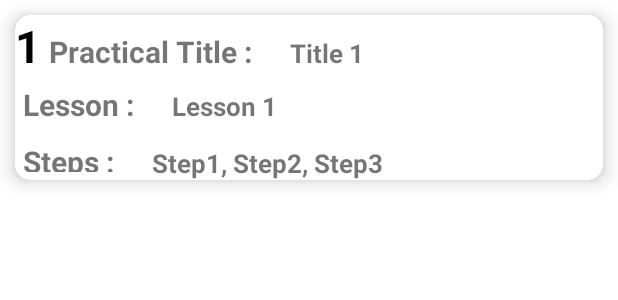
After one commit to pamudipunsala/PLab, an Android app: the layout my_row.xml on its own in the app's theme, with its tools: preview values and no code run, on a phone screen of 412 x 824 dp. The commit adds this screen. Shown: the top 300 px of the screen. Run offline under Robolectric (Android 15) with nearby library versions, the phone set to English and light mode, and no system bars.

Commit message:
View Practicals backend

```diff
--- a/app/src/main/res/layout/activity_add_practical.xml
+++ b/app/src/main/res/layout/activity_add_practical.xml
@@ -8,6 +8,7 @@
 
     <androidx.recyclerview.widget.RecyclerView
         android:id="@+id/recyclerView"
+        android:paddingTop="?attr/actionBarSize"
         android:layout_width="409dp"
         android:layout_height="729dp"
         app:layout_constraintBottom_toBottomOf="parent"
--- /dev/null
+++ b/app/src/main/res/layout/my_row.xml
@@ -0,0 +1,117 @@
+<?xml version="1.0" encoding="utf-8"?>
+<androidx.cardview.widget.CardView xmlns:android="http://schemas.android.com/apk/res/android"
+    android:layout_width="match_parent"
+    android:layout_height="110dp"
+    xmlns:app="http://schemas.android.com/apk/res-auto"
+    app:cardElevation="8dp"
+    app:cardCornerRadius="10dp"
+    android:padding="20dp"
+    android:layout_margin="10dp"
+    android:layout_marginTop="12dp"
+    >
+
+    <LinearLayout
+        android:layout_width="match_parent"
+        android:layout_height="wrap_content"
+        android:orientation="vertical"
+        android:id="@+id/mainLayout">
+
+        <LinearLayout
+            android:layout_width="match_parent"
+            android:layout_height="wrap_content"
+            android:orientation="horizontal">
+
+            <TextView
+                android:id="@+id/prac_id_txt"
+                android:layout_width="wrap_content"
+                android:layout_height="wrap_content"
+                android:text="1"
+                android:textSize="30dp"
+                android:textStyle="bold"
+                android:textColor="#000"
+                app:layout_constraintBottom_toBottomOf="parent"
+                app:layout_constraintStart_toStartOf="parent"
+                app:layout_constraintTop_toTopOf="parent" />
+
+            <TextView
+                android:layout_width="wrap_content"
+                android:layout_height="wrap_content"
+                android:text="Practical Title :"
+                android:padding="5dp"
+                android:textStyle="bold"
+                android:textSize="20sp"/>
+
+            <TextView
+                android:layout_width="wrap_content"
+                android:layout_height="wrap_content"
+                android:text="Title 1"
+                android:textStyle="bold"
+                android:layout_marginStart="20dp"
+                android:id="@+id/prac_title_txt"
+                android:textSize="17sp"
+                android:layout_marginLeft="20dp" />
+
+        </LinearLayout>
+
+
+
+        <LinearLayout
+            android:layout_width="match_parent"
+            android:layout_height="wrap_content"
+            android:orientation="horizontal">
+
+            <TextView
+                android:layout_width="wrap_content"
+                android:layout_height="wrap_content"
+                android:text="Lesson :"
+                android:padding="5dp"
+                android:textStyle="bold"
+                android:textSize="20sp"/>
+
+            <TextView
+                android:layout_width="wrap_content"
+                android:layout_height="wrap_content"
+                android:text="Lesson 1"
+                android:textStyle="bold"
+                android:layout_marginStart="20dp"
+                android:id="@+id/prac_lesson_txt"
+                android:textSize="17sp"
+                android:layout_marginLeft="20dp" />
+
+        </LinearLayout>
+
+
+
+
+        <LinearLayout
+            android:layout_width="match_parent"
+            android:layout_height="wrap_content"
+            android:orientation="horizontal">
+
+            <TextView
+                android:layout_width="wrap_content"
+                android:layout_height="wrap_content"
+                android:text="Steps :"
+                android:padding="5dp"
+                android:textStyle="bold"
+                android:textSize="20sp"/>
+
+            <TextView
+                android:layout_width="wrap_content"
+                android:layout_height="wrap_content"
+                android:text="Step1, Step2, Step3"
+                android:textStyle="bold"
+                android:layout_marginStart="20dp"
+                android:id="@+id/prac_steps_txt"
+                android:textSize="17sp"
+                android:layout_marginLeft="20dp" />
+
+        </LinearLayout>
+
+    </LinearLayout>
+
+
+
+
+
+</androidx.cardview.widget.CardView>
```
Also changed, not shown: app/src/main/java/com/example/plab/AddPractical.java (+37 -0 lines), app/src/main/java/com/example/plab/CustomAdapter.java (added, +65 -0 lines), app/src/main/java/com/example/plab/MyDatabaseHelper.java (+12 -0 lines).
